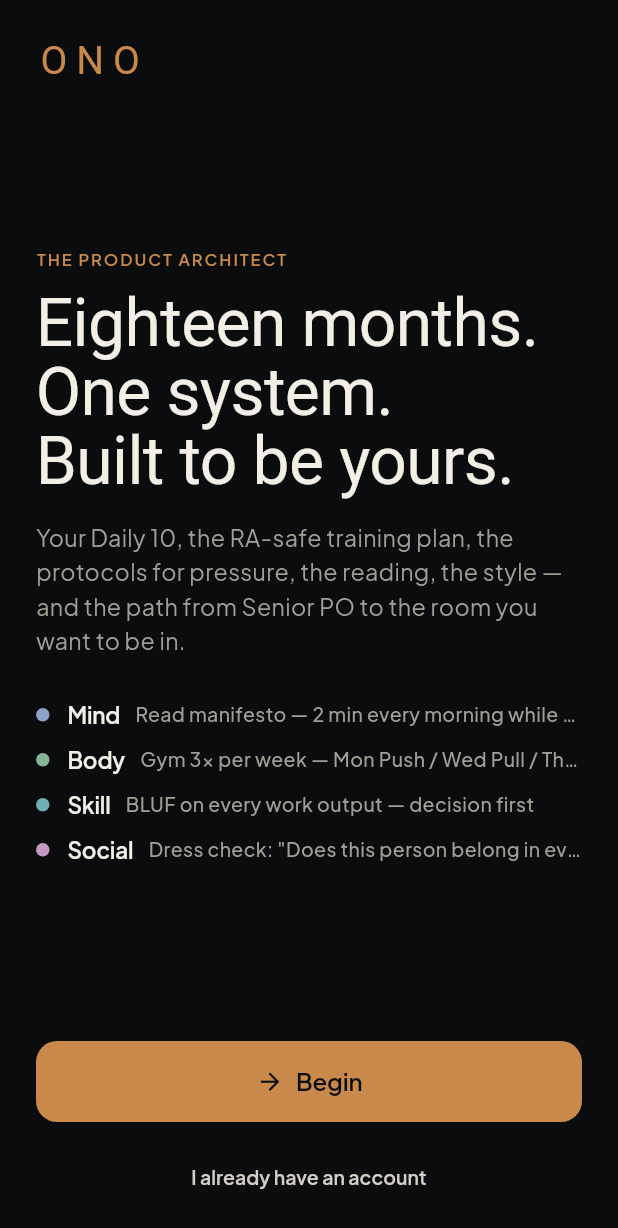
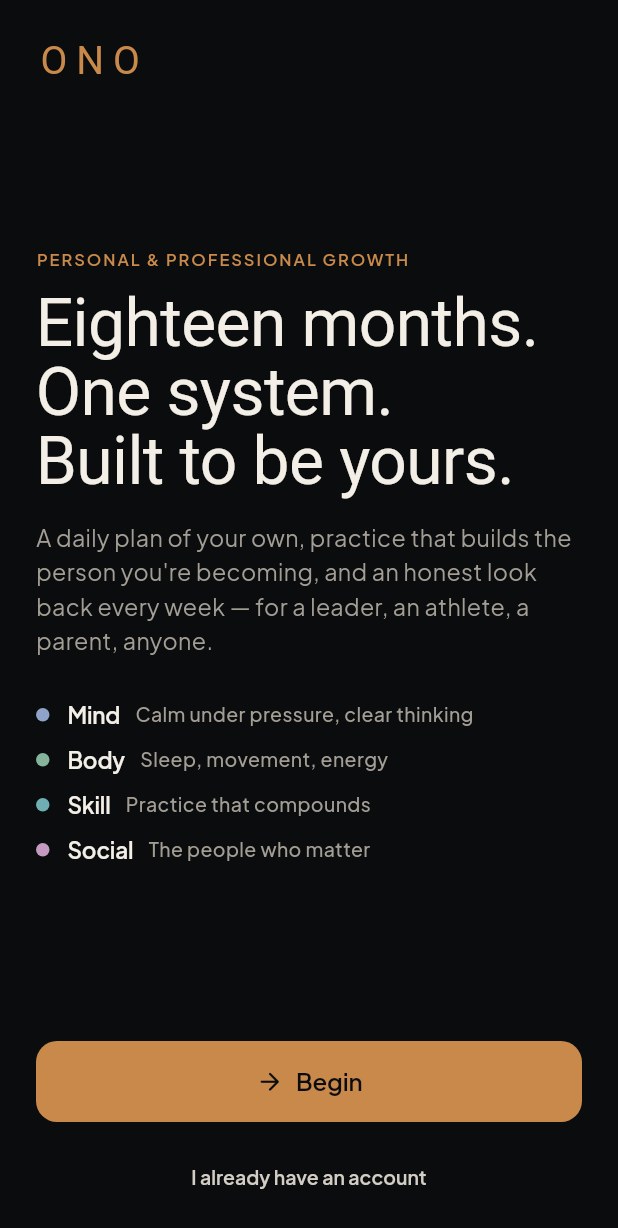
Before and after one commit to eminhuseyn313/ono_flutter, a Flutter app: the screen it shows after launch, on a phone screen of 412 x 824 dp. Shown: the top 1228 px of the screen. Run offline on Flutter 3.47's test engine with Material 3 defaults, Android fonts, the phone set to English and light mode, and no system bars; our stand-ins replace flutter_local_notifications, flutter_timezone, go_router, google_fonts, google_sign_in, share_plus and 3 more; missing offline and left inert: device_calendar, health, home_widget, quick_actions; accounts and stored records are empty; Roboto replaces fonts that are missing (Instrument Serif).

Commit message:
General welcome screen and daily-list wording
The first screen anyone sees described the built-in plan (its training
plan and career path). It now says what ONO is for anyone, with general
lines for the four lanes. Toasts, the heatmap legend and the if-then
plans header use the person's own list instead of 'Daily 10'.

Co-Authored-By: Claude Opus 5.5 <noreply@anthropic.com>
Claude-Session: https://claude.ai/code/session_013TDiVD3yAdvn7be94feCzP

```diff
--- a/lib/data/general_program.dart
+++ b/lib/data/general_program.dart
@@ -23,3 +23,11 @@ const List<ReminderDef> generalReminderDefs = [
   ReminderDef('g_sunday', 'Sunday report', 18, 0,
       weekdays: [DateTime.sunday], route: '/weekly-coaching'),
 ];
+
+/// The four lanes in a line each, for anyone (the welcome screen).
+const List<(String lane, String name, String line)> generalLanes = [
+  ('mind', 'Mind', 'Calm under pressure, clear thinking'),
+  ('body', 'Body', 'Sleep, movement, energy'),
+  ('skill', 'Skill', 'Practice that compounds'),
+  ('social', 'Social', 'The people who matter'),
+];
--- a/lib/screens/me_screen.dart
+++ b/lib/screens/me_screen.dart
@@ -110,7 +110,7 @@ class MeScreen extends StatelessWidget {
                           color: heatColor(s),
                           borderRadius: BorderRadius.circular(2)),
                     ),
-                  Text('more · Daily 10',
+                  Text('more · Daily ${system.dailyCount}',
                       style: AppText.small().copyWith(fontSize: 11)),
                 ],
               ),
@@ -853,7 +853,7 @@ class _Patterns extends StatelessWidget {
     if (found.isEmpty) {
       return const EmptyNote(
           'Patterns show here once there are 5+ days with and without a habit: '
-          'sleep vs your Daily 10, bedtime vs morning energy, caffeine vs sleep. '
+          'sleep vs your daily list, bedtime vs morning energy, caffeine vs sleep. '
           'Morning check-ins make them appear sooner.',
           icon: Icons.insights_rounded);
     }
--- a/lib/screens/onboarding_welcome_screen.dart
+++ b/lib/screens/onboarding_welcome_screen.dart
@@ -1,7 +1,7 @@
 import 'package:flutter/material.dart';
 import 'package:go_router/go_router.dart';
 
-import '../data/emin_system.dart';
+import '../data/general_program.dart';
 import '../theme/app_theme.dart';
 import '../widgets/ono_ui.dart';
 
@@ -25,28 +25,28 @@ class OnboardingWelcomeScreen extends StatelessWidget {
                   style: AppText.serif(size: 26, color: AppColors.accent)
                       .copyWith(letterSpacing: 6)),
               const Spacer(),
-              Text(activeProfile.archetype.toUpperCase(),
+              Text('PERSONAL & PROFESSIONAL GROWTH',
                   style: AppText.eyebrow(color: AppColors.accent)),
               const SizedBox(height: 12),
               Text('Eighteen months.\nOne system.\nBuilt to be yours.',
                   style: AppText.display().copyWith(fontSize: 44)),
               const SizedBox(height: 16),
               Text(
-                  'Your Daily 10, the RA-safe training plan, the protocols for pressure, the reading, the style — and the path from Senior PO to the room you want to be in.',
+                  'A daily plan of your own, practice that builds the person you\'re becoming, and an honest look back every week — for a leader, an athlete, a parent, anyone.',
                   style: AppText.body(color: AppColors.grey)),
               const SizedBox(height: 28),
-              for (final l in laneFocus)
+              for (final l in generalLanes)
                 Padding(
                   padding: const EdgeInsets.only(bottom: 10),
                   child: Row(
                     children: [
-                      LaneDot(l.lane, size: 9),
+                      LaneDot(l.$1, size: 9),
                       const SizedBox(width: 12),
-                      Text(l.name,
+                      Text(l.$2,
                           style: AppText.heading().copyWith(fontSize: 15)),
                       const SizedBox(width: 10),
                       Expanded(
-                        child: Text(l.actions.first,
+                        child: Text(l.$3,
                             maxLines: 1,
                             overflow: TextOverflow.ellipsis,
                             style: AppText.small()),
--- a/lib/screens/plans_screen.dart
+++ b/lib/screens/plans_screen.dart
@@ -47,7 +47,7 @@ class _PlansScreenState extends State<PlansScreen> {
     final system = context.watch<PersonalSystemProvider>();
     return OnoPage(
       showBack: true,
-      eyebrow: 'Daily 10',
+      eyebrow: 'Daily ${system.dailyCount}',
       title: 'If-then plans',
       subtitle:
           'Name the moment, not the intention. "When I park at the office → sigh ×3" beats "be calmer".',
```
Also changed, not shown: lib/screens/tool_screens.dart (+4 -4 lines).
